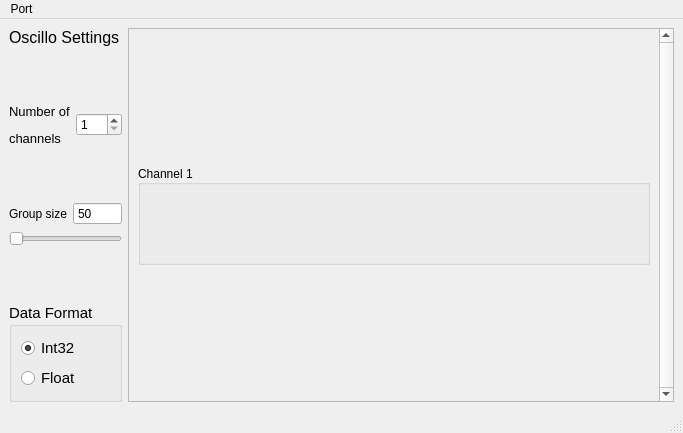
First picture: the form in mainwindow.ui, repository Kortepk/Oscillo-Parser, before the edit.
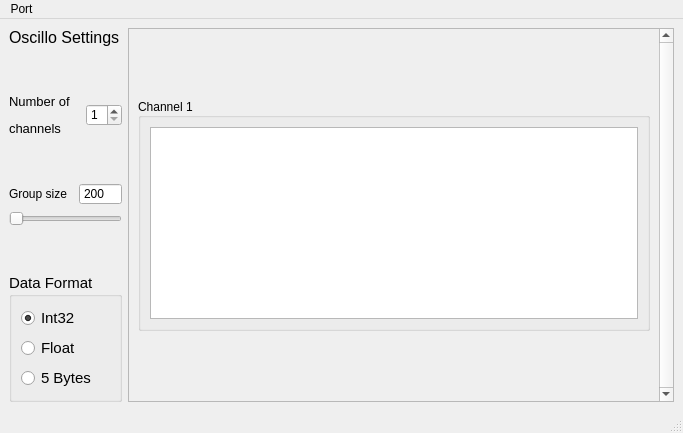
Second picture: the form after the edit.

Commit message: Add graphviews and start setting up actions and serialport

```diff
--- a/mainwindow.ui
+++ b/mainwindow.ui
@@ -83,6 +83,18 @@
             <verstretch>0</verstretch>
            </sizepolicy>
           </property>
+          <property name="minimumSize">
+           <size>
+            <width>0</width>
+            <height>0</height>
+           </size>
+          </property>
+          <property name="maximumSize">
+           <size>
+            <width>36</width>
+            <height>22</height>
+           </size>
+          </property>
           <property name="minimum">
            <number>1</number>
           </property>
@@ -119,6 +131,18 @@
           </item>
           <item>
            <widget class="QSpinBox" name="Group_Size_Box">
+            <property name="sizePolicy">
+             <sizepolicy hsizetype="Minimum" vsizetype="Fixed">
+              <horstretch>43</horstretch>
+              <verstretch>22</verstretch>
+             </sizepolicy>
+            </property>
+            <property name="maximumSize">
+             <size>
+              <width>43</width>
+              <height>22</height>
+             </size>
+            </property>
             <property name="wrapping">
              <bool>false</bool>
             </property>
@@ -146,6 +170,9 @@
             <property name="maximum">
              <number>9999</number>
             </property>
+            <property name="value">
+             <number>200</number>
+            </property>
            </widget>
           </item>
          </layout>
@@ -153,7 +180,7 @@
         <item>
          <widget class="QSlider" name="Group_Size_Slider">
           <property name="minimum">
-           <number>50</number>
+           <number>200</number>
           </property>
           <property name="maximum">
            <number>1000</number>
@@ -206,6 +233,13 @@
            </property>
           </widget>
          </item>
+         <item>
+          <widget class="QRadioButton" name="radioButton_6">
+           <property name="text">
+            <string>5 Bytes</string>
+           </property>
+          </widget>
+         </item>
         </layout>
        </widget>
       </item>
@@ -263,7 +297,7 @@
             <property name="minimumSize">
              <size>
               <width>0</width>
-              <height>100</height>
+              <height>50</height>
              </size>
             </property>
             <property name="title">
@@ -272,6 +306,18 @@
             <property name="alignment">
              <set>Qt::AlignLeading|Qt::AlignLeft|Qt::AlignVCenter</set>
             </property>
+            <layout class="QHBoxLayout" name="horizontalLayout_5">
+             <item>
+              <widget class="QGraphicsView" name="graphicsView_Channel1">
+               <property name="sizePolicy">
+                <sizepolicy hsizetype="Expanding" vsizetype="Minimum">
+                 <horstretch>0</horstretch>
+                 <verstretch>0</verstretch>
+                </sizepolicy>
+               </property>
+              </widget>
+             </item>
+            </layout>
            </widget>
           </item>
          </layout>
```
Left out of the diff: 14 changed lines with no effect on the pictures. The commit also changes 2 other files.
